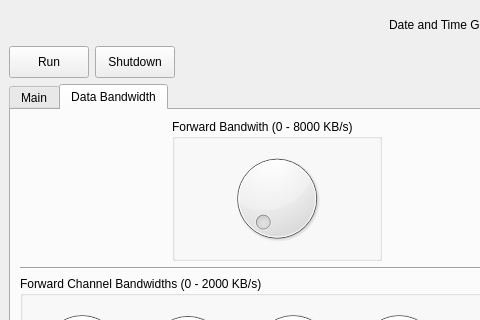
Before: the Qt Designer form eldoragui/EldoraMain.ui in NCAR/eldora_instrument, drawn with Qt 5; both pictures show x 0 to 480 and y 0 to 320 of the 904 by 653 pixel window.
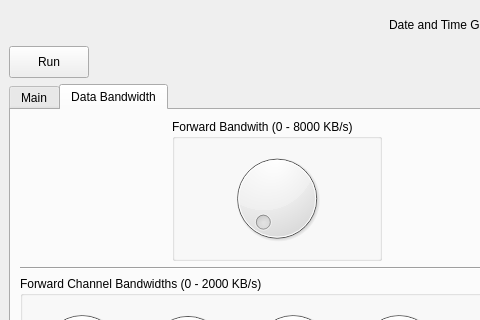
After: the same form once the commit is applied. The open tabs and pages were chosen to show the change.

Commit message: Eldoragui can now start and stop the eldora applications.

```diff
--- a/eldoragui/EldoraMain.ui
+++ b/eldoragui/EldoraMain.ui
@@ -113,21 +113,6 @@
           </property>
          </widget>
         </item>
-        <item>
-         <widget class="QPushButton" name="shutdownButton" >
-          <property name="sizePolicy" >
-           <sizepolicy>
-            <hsizetype>1</hsizetype>
-            <vsizetype>3</vsizetype>
-            <horstretch>0</horstretch>
-            <verstretch>0</verstretch>
-           </sizepolicy>
-          </property>
-          <property name="text" >
-           <string>Shutdown</string>
-          </property>
-         </widget>
-        </item>
        </layout>
       </item>
       <item>
```
Left out of the diff: 3 changed lines with no effect on the pictures. The commit also changes 2 other files.
